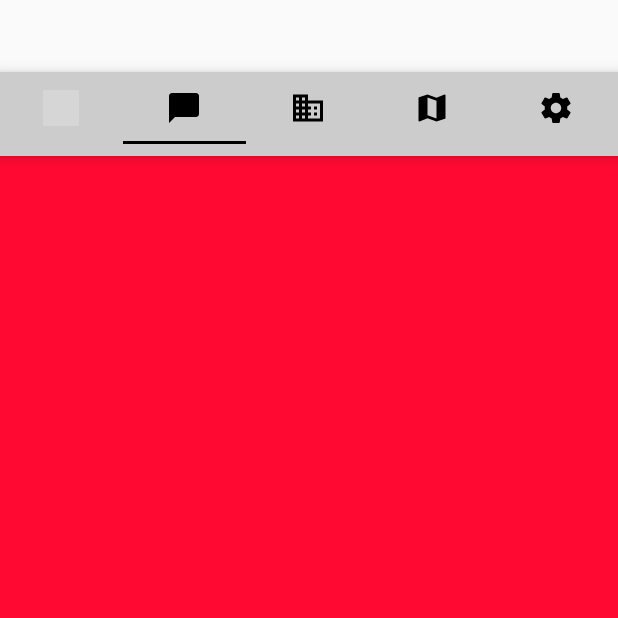
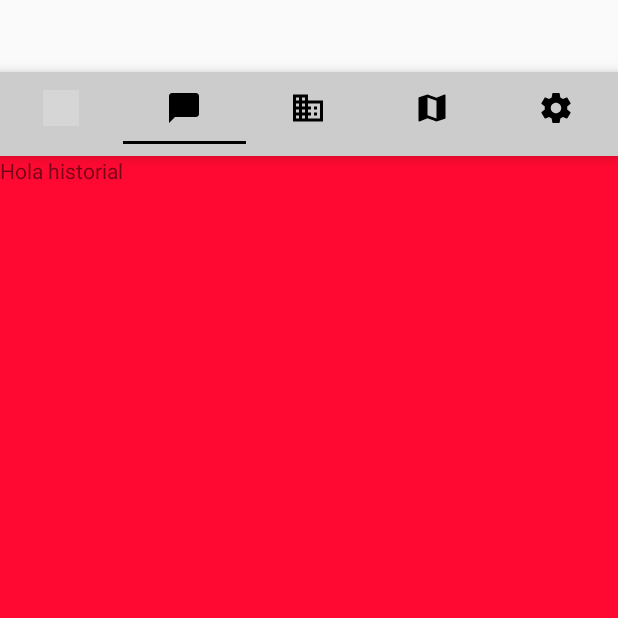
Before and after one commit to fhfrias/ModeloLyd, an Android app: the screen it shows after launch (MainActivity), tab 2 chosen, on a phone screen of 412 x 824 dp, the top half of it. Run offline under Robolectric (Android 15) with nearby library versions, the light colour scheme and no system bars; grey boxes are pictures that could not be loaded.

Commit message:
Relacion TabItem-Fragment Terminado

```diff
--- a/app/src/main/java/com/petroprix/appmodlyd/MainActivity.java
+++ b/app/src/main/java/com/petroprix/appmodlyd/MainActivity.java
@@ -1,8 +1,11 @@
 package com.petroprix.appmodlyd;
 
 import android.support.design.widget.TabLayout;
+import android.support.v4.view.ViewPager;
 import android.support.v7.app.AppCompatActivity;
 import android.os.Bundle;
+
+import com.petroprix.appmodlyd.adapter.MyPagerAdapter;
 
 public class MainActivity extends AppCompatActivity {
 
@@ -12,29 +15,35 @@ public class MainActivity extends AppCompatActivity {
     protected void onCreate(Bundle savedInstanceState) {
         super.onCreate(savedInstanceState);
         setContentView(R.layout.activity_main);
-        getSupportActionBar().hide();
+        //getSupportActionBar().hide();
 
+        //TAB
         tabLayout = findViewById(R.id.tabLayout);
 
         TabLayout.Tab tabTransfer = tabLayout.newTab();
-        tabTransfer.setIcon(R.drawable.transfer);
         tabLayout.addTab(tabTransfer);
 
         TabLayout.Tab tabHistotial = tabLayout.newTab();
-        tabHistotial.setIcon(R.drawable.historial);
         tabLayout.addTab(tabHistotial);
 
         TabLayout.Tab tabCuenta = tabLayout.newTab();
-        tabCuenta.setIcon(R.drawable.cuenta);
         tabLayout.addTab(tabCuenta);
 
         TabLayout.Tab tabMapa = tabLayout.newTab();
-        tabMapa.setIcon(R.drawable.mapa);
         tabLayout.addTab(tabMapa);
 
         TabLayout.Tab tabAjustes = tabLayout.newTab();
-        tabAjustes.setIcon(R.drawable.ajustes);
         tabLayout.addTab(tabAjustes);
 
+        //
+        ViewPager viewPager = (ViewPager) findViewById(R.id.contenedor);
+        MyPagerAdapter myPagerAdapter = new MyPagerAdapter(getSupportFragmentManager());
+        viewPager.setAdapter(myPagerAdapter);
+        tabLayout.setupWithViewPager(viewPager);
+        tabLayout.getTabAt(0).setIcon(R.drawable.transfer);
+        tabLayout.getTabAt(1).setIcon(R.drawable.historial);
+        tabLayout.getTabAt(2).setIcon(R.drawable.cuenta);
+        tabLayout.getTabAt(3).setIcon(R.drawable.mapa);
+        tabLayout.getTabAt(4).setIcon(R.drawable.ajustes);
     }
 }
--- /dev/null
+++ b/app/src/main/java/com/petroprix/appmodlyd/adapter/MyPagerAdapter.java
@@ -0,0 +1,42 @@
+package com.petroprix.appmodlyd.adapter;
+
+import android.support.v4.app.Fragment;
+import android.support.v4.app.FragmentManager;
+import android.support.v4.app.FragmentStatePagerAdapter;
+
+import com.petroprix.appmodlyd.fragment.FragmentAjustes;
+import com.petroprix.appmodlyd.fragment.FragmentCuenta;
+import com.petroprix.appmodlyd.fragment.FragmentHistorial;
+import com.petroprix.appmodlyd.fragment.FragmentMapa;
+import com.petroprix.appmodlyd.fragment.FragmentTransfer;
+
+public class MyPagerAdapter extends FragmentStatePagerAdapter {
+
+    public MyPagerAdapter(FragmentManager fm) {
+        super(fm);
+    }
+
+    @Override
+    public Fragment getItem(int i) {
+        Fragment fragment;
+        switch (i){
+            case 0: fragment = new FragmentTransfer();
+                    break;
+            case 1: fragment = new FragmentHistorial();
+                    break;
+            case 2: fragment = new FragmentCuenta();
+                    break;
+            case 3: fragment = new FragmentMapa();
+                    break;
+            case 4: fragment = new FragmentAjustes();
+                    break;
+            default: fragment = null;
+        }
+        return fragment;
+    }
+
+    @Override
+    public int getCount() {
+        return 5;
+    }
+}
--- /dev/null
+++ b/app/src/main/java/com/petroprix/appmodlyd/fragment/FragmentCuenta.java
@@ -0,0 +1,20 @@
+package com.petroprix.appmodlyd.fragment;
+
+import android.os.Bundle;
+import android.support.annotation.NonNull;
+import android.support.annotation.Nullable;
+import android.support.v4.app.Fragment;
+import android.view.LayoutInflater;
+import android.view.View;
+import android.view.ViewGroup;
+
+import com.petroprix.appmodlyd.R;
+
+public class FragmentCuenta extends Fragment {
+
+    @Nullable
+    @Override
+    public View onCreateView(@NonNull LayoutInflater inflater, @Nullable ViewGroup container, @Nullable Bundle savedInstanceState) {
+        return inflater.inflate(R.layout.fragment_cuenta, container, false);
+    }
+}
--- /dev/null
+++ b/app/src/main/java/com/petroprix/appmodlyd/fragment/FragmentHistorial.java
@@ -0,0 +1,20 @@
+package com.petroprix.appmodlyd.fragment;
+
+import android.os.Bundle;
+import android.support.annotation.NonNull;
+import android.support.annotation.Nullable;
+import android.support.v4.app.Fragment;
+import android.view.LayoutInflater;
+import android.view.View;
+import android.view.ViewGroup;
+
+import com.petroprix.appmodlyd.R;
+
+public class FragmentHistorial extends Fragment {
+
+    @Nullable
+    @Override
+    public View onCreateView(@NonNull LayoutInflater inflater, @Nullable ViewGroup container, @Nullable Bundle savedInstanceState) {
+        return inflater.inflate(R.layout.fragment_historial, container, false);
+    }
+}
--- /dev/null
+++ b/app/src/main/java/com/petroprix/appmodlyd/fragment/FragmentTransfer.java
@@ -0,0 +1,20 @@
+package com.petroprix.appmodlyd.fragment;
+
+import android.os.Bundle;
+import android.support.annotation.NonNull;
+import android.support.annotation.Nullable;
+import android.support.v4.app.Fragment;
+import android.view.LayoutInflater;
+import android.view.View;
+import android.view.ViewGroup;
+
+import com.petroprix.appmodlyd.R;
+
+public class FragmentTransfer extends Fragment {
+
+    @Nullable
+    @Override
+    public View onCreateView(@NonNull LayoutInflater inflater, @Nullable ViewGroup container, @Nullable Bundle savedInstanceState) {
+        return inflater.inflate(R.layout.fragment_transfer, container, false);
+    }
+}
--- /dev/null
+++ b/app/src/main/res/layout/fragment_historial.xml
@@ -0,0 +1,12 @@
+<?xml version="1.0" encoding="utf-8"?>
+<LinearLayout
+    xmlns:android="http://schemas.android.com/apk/res/android"
+    android:layout_width="match_parent"
+    android:layout_height="match_parent"
+    android:orientation="vertical">
+
+    <TextView
+        android:layout_width="match_parent"
+        android:layout_height="wrap_content"
+        android:text="Hola historial"/>
+</LinearLayout>
--- a/app/src/main/res/values/styles.xml
+++ b/app/src/main/res/values/styles.xml
@@ -1,7 +1,7 @@
 <resources>
 
     <!-- Base application theme. -->
-    <style name="AppTheme" parent="Theme.AppCompat.Light.DarkActionBar">
+    <style name="AppTheme" parent="Theme.AppCompat.Light.NoActionBar">
         <!-- Customize your theme here. -->
         <item name="colorPrimary">@color/colorPrimary</item>
         <item name="colorPrimaryDark">@color/colorPrimaryDark</item>
```
Also changed, not shown: app/src/main/java/com/petroprix/appmodlyd/fragment/FragmentAjustes.java (added, +20 -0 lines), app/src/main/java/com/petroprix/appmodlyd/fragment/FragmentMapa.java (added, +20 -0 lines), app/src/main/res/layout/fragment_ajustes.xml (added, +12 -0 lines), app/src/main/res/layout/fragment_cuenta.xml (added, +12 -0 lines), app/src/main/res/layout/fragment_mapa.xml (added, +12 -0 lines), app/src/main/res/layout/fragment_transfer.xml (added, +12 -0 lines).
